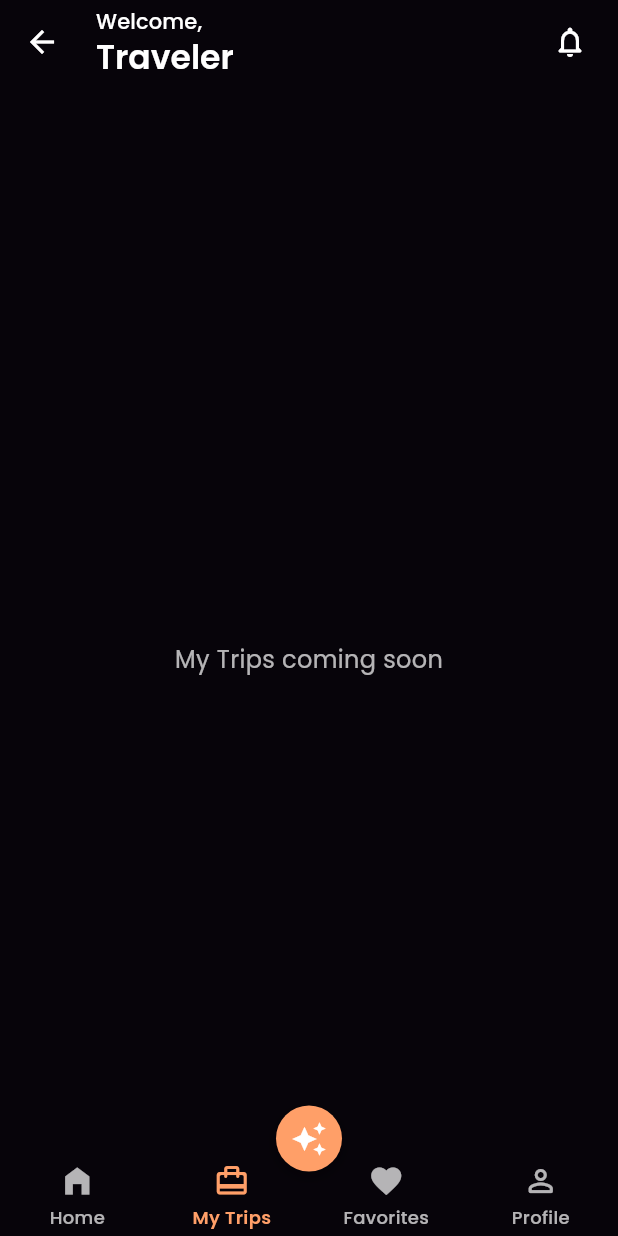
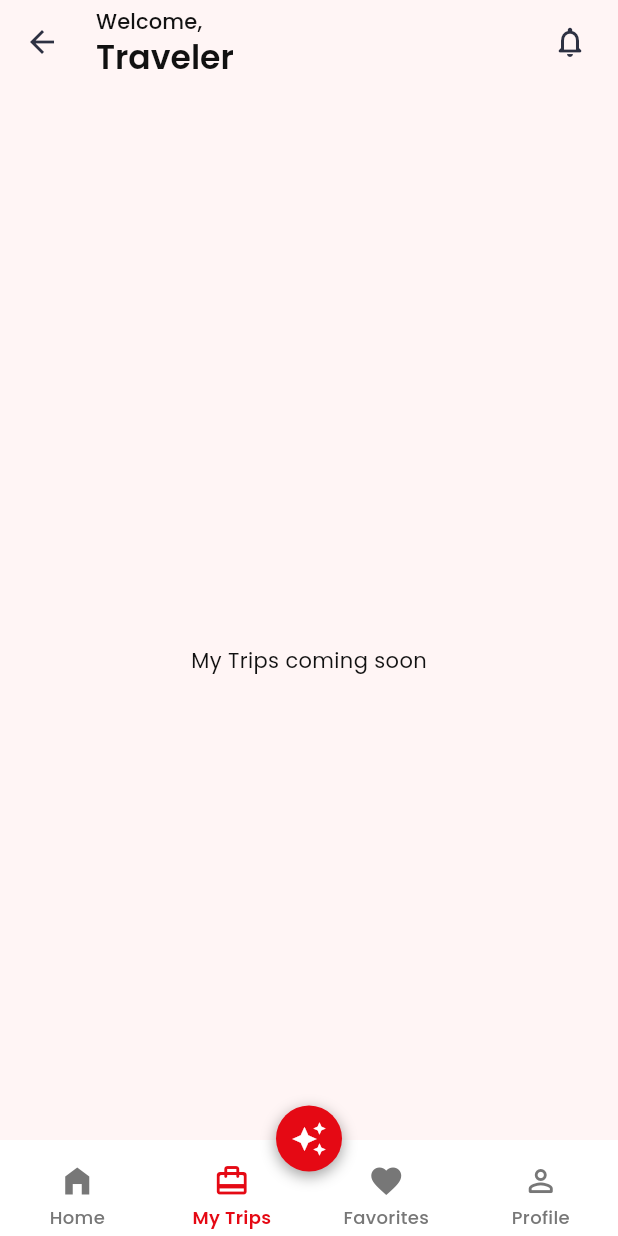
Before and after one commit to Shivang-Bajaj30/TravelWiseApp, a Flutter app: the HomeScreen screen opened by its route, item 2 of the bottom bar chosen, after a tap on "Home", after a tap on "My Trips", on a phone screen of 412 x 824 dp. Run offline on Flutter 3.47's test engine with Material 3 defaults, Android fonts, the phone set to English and light mode, and no system bars; our stand-ins replace google_fonts.

Commit message:
THEME CHANGE

```diff
--- a/lib/screens/home_screen.dart
+++ b/lib/screens/home_screen.dart
@@ -16,11 +16,13 @@ class HomeScreen extends StatefulWidget {
 class _HomeScreenState extends State<HomeScreen> {
   int _currentIndex = 0;
 
-  // TODO: Replace with real user data once auth is wired.
   final String _username = 'Traveler';
 
   @override
   Widget build(BuildContext context) {
+    return AnimatedBuilder(
+      animation: themeController,
+      builder: (context, child) {
         return Scaffold(
           extendBody: true,
           backgroundColor: Theme.of(context).scaffoldBackgroundColor,
@@ -54,8 +56,6 @@ class _HomeScreenState extends State<HomeScreen> {
             ],
           ),
           body: _buildBody(),
-      floatingActionButton: null,
-      floatingActionButtonLocation: null,
           bottomNavigationBar: SafeArea(
             top: false,
             bottom: true,
@@ -63,24 +63,21 @@ class _HomeScreenState extends State<HomeScreen> {
               builder: (context, constraints) {
                 final width = constraints.maxWidth;
                 final fabSize = 44.0;
-            // Bar height
                 final barHeight = 64.0;
+                final isDark = !themeController.isLight;
+
                 return SizedBox(
-              height: barHeight, // only the nav bar's own height
+                  height: barHeight,
                   child: Stack(
                     clipBehavior: Clip.none,
                     children: [
-                  // Nav bar background
                       Positioned.fill(
                         child: Container(
-                      color:
-                          Theme.of(
+                          color: Theme.of(
                             context,
-                          ).bottomNavigationBarTheme.backgroundColor ??
-                          Theme.of(context).scaffoldBackgroundColor,
+                          ).bottomNavigationBarTheme.backgroundColor,
                         ),
                       ),
-                  // Navigation row
                       Positioned.fill(
                         child: Row(
                           crossAxisAlignment: CrossAxisAlignment.end,
@@ -107,12 +104,9 @@ class _HomeScreenState extends State<HomeScreen> {
                           ),
                         ),
                       ),
-                  // Floating FAB, half-overlapping above the nav bar
                       Positioned(
                         left: (width - fabSize) / 2,
-                    bottom:
-                        -fabSize / 2 +
-                        65, // Half above bar, 8px for a bit more visual cushion
+                        bottom: -fabSize / 2 + 65,
                         child: GestureDetector(
                           onTap: () => Navigator.pushNamed(
                             context,
@@ -123,14 +117,14 @@ class _HomeScreenState extends State<HomeScreen> {
                             height: fabSize,
                             decoration: BoxDecoration(
                               shape: BoxShape.circle,
-                          color: Theme.of(context).brightness == Brightness.dark
+                              color: isDark
                                   ? AppColors.accent
                                   : AppColors.lightPrimary,
                               boxShadow: [
                                 BoxShadow(
                                   color: Colors.black38,
                                   blurRadius: 8,
-                              offset: Offset(0, 3),
+                                  offset: const Offset(0, 3),
                                 ),
                               ],
                             ),
@@ -151,6 +145,8 @@ class _HomeScreenState extends State<HomeScreen> {
             ),
           ),
         );
+      },
+    );
   }
 
   Widget _buildBody() {
@@ -165,7 +161,7 @@ class _HomeScreenState extends State<HomeScreen> {
               MediaQuery.of(context).padding.bottom + 56 + 12,
             ),
             children: [
-              _buildSearchBar(),
+              _buildSearchBar(context),
               const SizedBox(height: 24),
               _SectionHeader(
                 title: 'Trending Now',
@@ -216,40 +212,54 @@ class _HomeScreenState extends State<HomeScreen> {
     } else if (_currentIndex == 3) {
       return const _ProfileTab();
     } else {
-      // Simple placeholders for remaining tabs for now.
       final labels = ['Home', 'My Trips', 'Favorites', 'Profile'];
       return Center(
         child: Text(
           '${labels[_currentIndex]} coming soon',
-          style: const TextStyle(color: Colors.white70, fontSize: 16),
+          style: Theme.of(context).textTheme.bodyMedium,
         ),
       );
     }
   }
 
-  Widget _buildSearchBar() {
+  Widget _buildSearchBar(BuildContext context) {
+    final isDark = !themeController.isLight;
     return Container(
       padding: const EdgeInsets.symmetric(horizontal: 16, vertical: 10),
       decoration: BoxDecoration(
-        color: Colors.white.withValues(alpha: .05),
+        color: isDark
+            ? Colors.white.withValues(alpha: .05)
+            : AppColors.lightCard,
         borderRadius: BorderRadius.circular(18),
-        border: Border.all(color: Colors.white.withValues(alpha: .08)),
+        border: Border.all(
+          color: isDark
+              ? Colors.white.withValues(alpha: .08)
+              : AppColors.lightAccent.withValues(alpha: .2),
+        ),
       ),
       child: Row(
         children: [
-          Icon(Icons.search_rounded, color: Colors.white.withValues(alpha: .9)),
+          Icon(
+            Icons.search_rounded,
+            color: isDark
+                ? Colors.white.withValues(alpha: .9)
+                : AppColors.lightTextPrimary,
+          ),
           const SizedBox(width: 10),
-          const Expanded(
+          Expanded(
             child: Text(
               'Search destinations, themes, budgets...',
-              style: TextStyle(color: Colors.white70, fontSize: 14),
+              style: TextStyle(
+                color: isDark ? Colors.white70 : AppColors.lightTextSecondary,
+                fontSize: 14,
+              ),
               overflow: TextOverflow.ellipsis,
             ),
           ),
           Container(
             padding: const EdgeInsets.symmetric(horizontal: 10, vertical: 6),
             decoration: BoxDecoration(
-              color: AppColors.primary,
+              color: isDark ? AppColors.primary : AppColors.lightPrimary,
               borderRadius: BorderRadius.circular(14),
             ),
             child: const Text(
@@ -262,50 +272,6 @@ class _HomeScreenState extends State<HomeScreen> {
             ),
           ),
         ],
-      ),
-    );
-  }
-
-  Widget _buildBottomBar() {
-    return BottomAppBar(
-      color: AppColors.dark,
-      shape: const CircularNotchedRectangle(),
-      notchMargin: 6,
-      child: SizedBox(
-        height: 64,
-        child: Row(
-          mainAxisAlignment: MainAxisAlignment.spaceAround,
-          children: [
-            _BottomItem(
-              icon: Icons.home_filled,
-              label: 'Home',
-              selected: _currentIndex == 0,
-              onTap: () => setState(() => _currentIndex = 0),
-            ),
-            SizedBox(
-              width: 107,
-              child: _BottomItem(
-                icon: Icons.card_travel_rounded,
-                label: 'My Trips',
-                selected: _currentIndex == 1,
-                onTap: () => setState(() => _currentIndex = 1),
-              ),
-            ),
-            _BottomItem(
-              icon: Icons.favorite,
-              label: 'Favorites',
-              selected: _currentIndex == 2,
-              onTap: () => setState(() => _currentIndex = 2),
-            ),
-            const SizedBox(width: 0, height: 20), // space for FABs
-            _BottomItem(
-              icon: Icons.person_outline_rounded,
-              label: 'Profile',
-              selected: _currentIndex == 3,
-              onTap: () => setState(() => _currentIndex = 3),
-            ),
-          ],
-        ),
       ),
     );
   }
@@ -392,6 +358,7 @@ class _HorizontalDestinations extends StatelessWidget {
 
   @override
   Widget build(BuildContext context) {
+    final isDark = !themeController.isLight;
     return SizedBox(
       height: 42,
       child: ListView.separated(
@@ -401,14 +368,20 @@ class _HorizontalDestinations extends StatelessWidget {
           return Container(
             padding: const EdgeInsets.symmetric(horizontal: 16, vertical: 10),
             decoration: BoxDecoration(
-              color: Colors.white.withValues(alpha: .06),
+              color: isDark
+                  ? Colors.white.withValues(alpha: .06)
+                  : AppColors.lightCard,
               borderRadius: BorderRadius.circular(20),
-              border: Border.all(color: Colors.white.withValues(alpha: .12)),
+              border: Border.all(
+                color: isDark
+                    ? Colors.white.withValues(alpha: .12)
+                    : AppColors.lightAccent.withValues(alpha: .2),
+              ),
             ),
             child: Text(
               label,
-              style: const TextStyle(
-                color: Colors.white,
+              style: TextStyle(
+                color: isDark ? Colors.white : AppColors.lightTextPrimary,
                 fontSize: 13,
                 fontWeight: FontWeight.w500,
               ),
@@ -429,6 +402,7 @@ class _HorizontalCards extends StatelessWidget {
 
   @override
   Widget build(BuildContext context) {
+    final isDark = !themeController.isLight;
     return SizedBox(
       height: 140,
       child: ListView.separated(
@@ -440,20 +414,26 @@ class _HorizontalCards extends StatelessWidget {
             padding: const EdgeInsets.all(16),
             decoration: BoxDecoration(
               borderRadius: BorderRadius.circular(20),
-              gradient: const LinearGradient(
+              gradient: LinearGradient(
                 begin: Alignment.topLeft,
                 end: Alignment.bottomRight,
-                colors: [Color(0xFF1F2937), Color(0xFF111827)],
+                colors: isDark
+                    ? [const Color(0xFF1F2937), const Color(0xFF111827)]
+                    : [AppColors.lightCard, AppColors.lightBackground],
               ),
-              border: Border.all(color: Colors.white.withValues(alpha: .1)),
+              border: Border.all(
+                color: isDark
+                    ? Colors.white.withValues(alpha: .1)
+                    : AppColors.lightAccent.withValues(alpha: .1),
+              ),
             ),
             child: Column(
               crossAxisAlignment: CrossAxisAlignment.start,
               children: [
                 Text(
                   title,
-                  style: const TextStyle(
-                    color: Colors.white,
+                  style: TextStyle(
+                    color: isDark ? Colors.white : AppColors.lightTextPrimary,
                     fontWeight: FontWeight.w600,
                     fontSize: 15,
                   ),
@@ -461,21 +441,28 @@ class _HorizontalCards extends StatelessWidget {
                 const SizedBox(height: 6),
                 Text(
                   subtitle,
-                  style: const TextStyle(color: Colors.white70, fontSize: 12),
+                  style: TextStyle(
+                    color: isDark
+                        ? Colors.white70
+                        : AppColors.lightTextSecondary,
+                    fontSize: 12,
+                  ),
                 ),
                 const Spacer(),
                 Row(
-                  children: const [
+                  children: [
                     Icon(
                       Icons.trending_up_rounded,
                       size: 18,
-                      color: AppColors.accent,
+                      color: isDark ? AppColors.accent : AppColors.lightPrimary,
                     ),
-                    SizedBox(width: 6),
+                    const SizedBox(width: 6),
                     Text(
                       'Smart picks',
                       style: TextStyle(
-                        color: AppColors.accent,
+                        color: isDark
+                            ? AppColors.accent
+                            : AppColors.lightPrimary,
                         fontSize: 11,
                         fontWeight: FontWeight.w600,
                       ),
@@ -496,12 +483,15 @@ class _HorizontalCards extends StatelessWidget {
 class _RecommendationCard extends StatelessWidget {
   @override
   Widget build(BuildContext context) {
+    final isDark = !themeController.isLight;
     return Container(
       padding: const EdgeInsets.all(18),
       decoration: BoxDecoration(
         borderRadius: BorderRadius.circular(22),
-        gradient: const LinearGradient(
-          colors: [AppColors.primary, AppColors.accent],
+        gradient: LinearGradient(
+          colors: isDark
+              ? [AppColors.primary, AppColors.accent]
+              : [AppColors.lightPrimary, AppColors.lightSecondary],
           begin: Alignment.topLeft,
           end: Alignment.bottomRight,
         ),
@@ -549,10 +539,9 @@ class _ProfileTab extends StatelessWidget {
           children: [
             Text(
               'Profile',
-              style: Theme.of(context).textTheme.headlineSmall?.copyWith(
-                color: Colors.white,
-                fontWeight: FontWeight.w700,
-              ),
+              style: Theme.of(
+                context,
+              ).textTheme.headlineSmall?.copyWith(fontWeight: FontWeight.w700),
             ),
             const SizedBox(height: 20),
             _ProfileHeaderCard(),
@@ -568,6 +557,7 @@ class _ProfileTab extends StatelessWidget {
 class _ProfileHeaderCard extends StatelessWidget {
   @override
   Widget build(BuildContext context) {
+    final isDark = !themeController.isLight;
     return Container(
       padding: const EdgeInsets.symmetric(horizontal: 20, vertical: 24),
       decoration: BoxDecoration(
@@ -589,7 +579,7 @@ class _ProfileHeaderCard extends StatelessWidget {
             decoration: BoxDecoration(
               shape: BoxShape.circle,
               gradient: LinearGradient(
-                colors: Theme.of(context).brightness == Brightness.dark
+                colors: isDark
                     ? [AppColors.primary, AppColors.accent]
                     : [AppColors.lightPrimary, AppColors.lightSecondary],
                 begin: Alignment.topLeft,
@@ -628,16 +618,25 @@ class _ProfileHeaderCard extends StatelessWidget {
 class _ProfileOptionsCard extends StatelessWidget {
   @override
   Widget build(BuildContext context) {
+    final isDark = !themeController.isLight;
     final divider = Divider(
       height: 1,
-      color: Colors.white.withValues(alpha: .06),
+      color: isDark
+          ? Colors.white.withValues(alpha: .06)
+          : AppColors.lightAccent.withValues(alpha: .1),
     );
 
     return Container(
       decoration: BoxDecoration(
-        color: Colors.white.withValues(alpha: .03),
+        color: isDark
+            ? Colors.white.withValues(alpha: .03)
+            : AppColors.lightCard,
         borderRadius: BorderRadius.circular(24),
-        border: Border.all(color: Colors.white.withValues(alpha: .06)),
+        border: Border.all(
+          color: isDark
+              ? Colors.white.withValues(alpha: .06)
+              : AppColors.lightAccent.withValues(alpha: .1),
+        ),
       ),
       child: Column(
         children: [
@@ -708,9 +707,7 @@ class _ProfileRow extends StatelessWidget {
         : (isDark ? Colors.white : AppColors.lightTextPrimary);
     final textColor = isDestructive
         ? Colors.redAccent
-        : Theme.of(context).brightness == Brightness.dark
-        ? Colors.white
-        : AppColors.lightTextPrimary;
+        : (isDark ? Colors.white : AppColors.lightTextPrimary);
 
     return InkWell(
       onTap: onTap,
@@ -731,7 +728,7 @@ class _ProfileRow extends StatelessWidget {
             ),
             Icon(
               Icons.chevron_right,
-              color: Theme.of(context).brightness == Brightness.dark
+              color: isDark
                   ? Colors.white.withValues(alpha: .6)
                   : AppColors.lightTextSecondary,
             ),
@@ -751,23 +748,10 @@ class _ThemeSettingsPage extends StatefulWidget {
 
 class _ThemeSettingsPageState extends State<_ThemeSettingsPage> {
   @override
-  void initState() {
-    super.initState();
-    themeController.addListener(_onThemeChanged);
-  }
-
-  @override
-  void dispose() {
-    themeController.removeListener(_onThemeChanged);
-    super.dispose();
-  }
-
-  void _onThemeChanged() {
-    setState(() {});
-  }
-
-  @override
   Widget build(BuildContext context) {
+    return AnimatedBuilder(
+      animation: themeController,
+      builder: (context, child) {
         final isDark = !themeController.isLight;
 
         return Scaffold(
@@ -783,7 +767,9 @@ class _ThemeSettingsPageState extends State<_ThemeSettingsPage> {
                     color: Theme.of(context).iconTheme.color,
                   ),
                   title: const Text('Dark theme'),
-              subtitle: const Text('Toggle between dark and light experience'),
+                  subtitle: const Text(
+                    'Toggle between dark and light experience',
+                  ),
                   trailing: Switch(
                     value: isDark,
                     onChanged: (_) {
@@ -795,5 +781,7 @@ class _ThemeSettingsPageState extends State<_ThemeSettingsPage> {
             ),
           ),
         );
+      },
+    );
   }
 }
--- a/lib/theme/app_colors.dart
+++ b/lib/theme/app_colors.dart
@@ -12,6 +12,14 @@ class AppColors {
   static const Color dark = Color(0xFF07040A); // near‑black background
   static const Color light = Color(0xFFFFF8F8); // soft off‑white
 
+  // Dark theme text colors
+  static const Color darkTextPrimary = Color(0xFFFFFFFF); // white text
+  static const Color darkTextSecondary = Color(0xFFAAAAAA); // gray text
+
+  // Dark theme surfaces
+  static const Color darkCardBackground = Color(0xFF1E1E1E); // dark card
+  static const Color darkAppBar = Color(0xFF121212); // dark app bar
+
   // White‑forward light theme palette (option 4)
   static const Color lightPrimary = Color(0xFFE50914);
   static const Color lightSecondary = Color(0xFFFF6D6D);
@@ -20,4 +28,17 @@ class AppColors {
   static const Color lightCard = Color(0xFFFFFFFF);
   static const Color lightTextPrimary = Color(0xFF111111);
   static const Color lightTextSecondary = Color(0xFF777777);
+
+  // Light theme surfaces
+  static const Color lightAppBar = Color(0xFFFFFFFF); // white app bar
+  static const Color lightDivider = Color(0xFFEEEEEE); // light divider
+
+  // Semantic colors (work for both themes)
+  static const Color success = Color(0xFF4CAF50);
+  static const Color error = Color(0xFFF44336);
+  static const Color warning = Color(0xFFFFC107);
+  static const Color info = Color(0xFF2196F3);
+
+  // Disable/inactive states
+  static const Color disabled = Color(0xFFBDBDBD);
 }
--- a/lib/theme/theme_controller.dart
+++ b/lib/theme/theme_controller.dart
@@ -2,12 +2,16 @@ import 'package:flutter/material.dart';
 
 /// Simple global theme controller to switch between dark and light premium themes.
 class ThemeController extends ChangeNotifier {
-  bool isLight = false;
+  bool isLight = true;
 
   void toggle() {
     isLight = !isLight;
     notifyListeners();
   }
+
+  ThemeMode get themeMode {
+    return isLight ? ThemeMode.light : ThemeMode.dark;
+  }
 }
 
 final ThemeController themeController = ThemeController();
```
Also changed, not shown: lib/main.dart (+40 -14 lines), 1 other file. Lines whose indentation alone changed are shown as unchanged.
